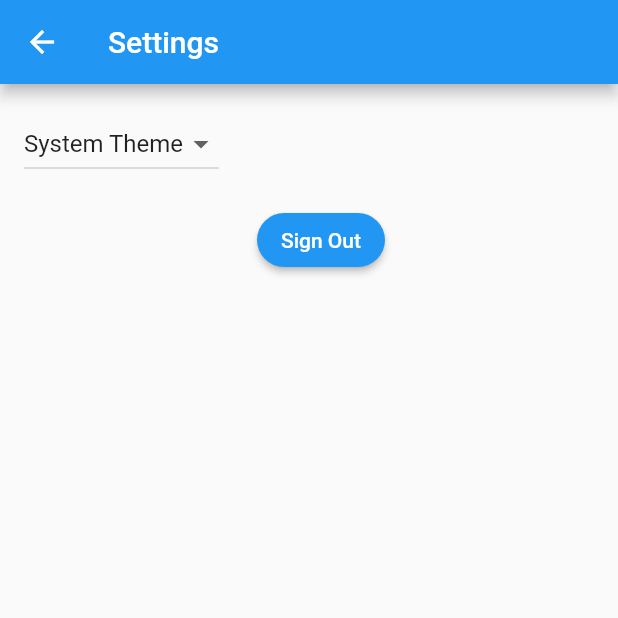
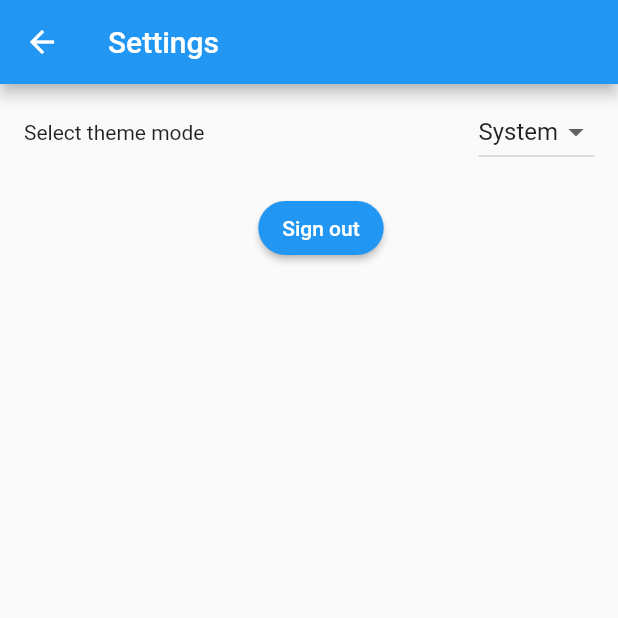
Before and after one commit to MrBallOG/travelling-app, a Flutter app: the SettingsView screen opened by its route, on a phone screen of 412 x 824 dp, the top half of it. Run offline on Flutter 3.47's test engine with Material 2 defaults, Android fonts, the phone set to English and light mode, and no system bars; our stand-ins replace firebase_auth, firebase_core, google_sign_in, shared_preferences; accounts and stored records are empty; generated files the repository leaves out were written again.

Commit message:
update settings view

```diff
--- a/mobile/lib/src/settings/settings_view.dart
+++ b/mobile/lib/src/settings/settings_view.dart
@@ -17,33 +17,38 @@ class SettingsView extends StatelessWidget {
       ),
       body: Column(
         children: [
-          Row(
-            children: [
-              Padding(
-                padding: const EdgeInsets.fromLTRB(16, 16, 0, 0),
-                child: Consumer<SettingsController>(
+          Padding(
+            padding: const EdgeInsets.fromLTRB(16, 8, 16, 0),
+            child: Row(
+              mainAxisAlignment: MainAxisAlignment.spaceBetween,
+              children: [
+                const Text(
+                  "Select theme mode",
+                  textScaleFactor: 1,
+                ),
+                Consumer<SettingsController>(
                   builder: (context, controller, child) =>
                       DropdownButton<ThemeMode>(
                     value: controller.themeMode,
                     onChanged: controller.updateThemeMode,
                     items: const [
                       DropdownMenuItem(
-                        value: ThemeMode.system,
-                        child: Text('System Theme'),
-                      ),
-                      DropdownMenuItem(
                         value: ThemeMode.light,
-                        child: Text('Light Theme'),
+                        child: Text('Light'),
                       ),
                       DropdownMenuItem(
                         value: ThemeMode.dark,
-                        child: Text('Dark Theme'),
+                        child: Text('Dark'),
+                      ),
+                      DropdownMenuItem(
+                        value: ThemeMode.system,
+                        child: Text('System'),
                       )
                     ],
                   ),
                 ),
-              ),
-            ],
+              ],
+            ),
           ),
           Row(
             mainAxisAlignment: MainAxisAlignment.center,
@@ -79,7 +84,7 @@ class SettingsView extends StatelessWidget {
                       messenger.showSnackBar(snackBar);
                     }
                   },
-                  child: const Text("Sign Out"),
+                  child: const Text("Sign out"),
                 ),
               ),
             ],
```
